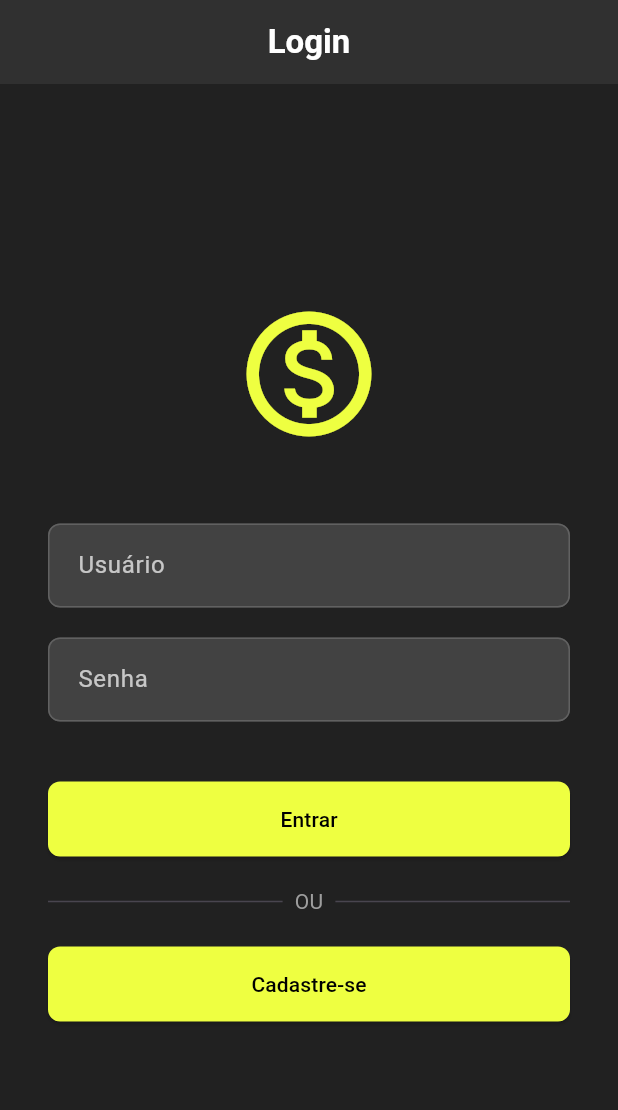
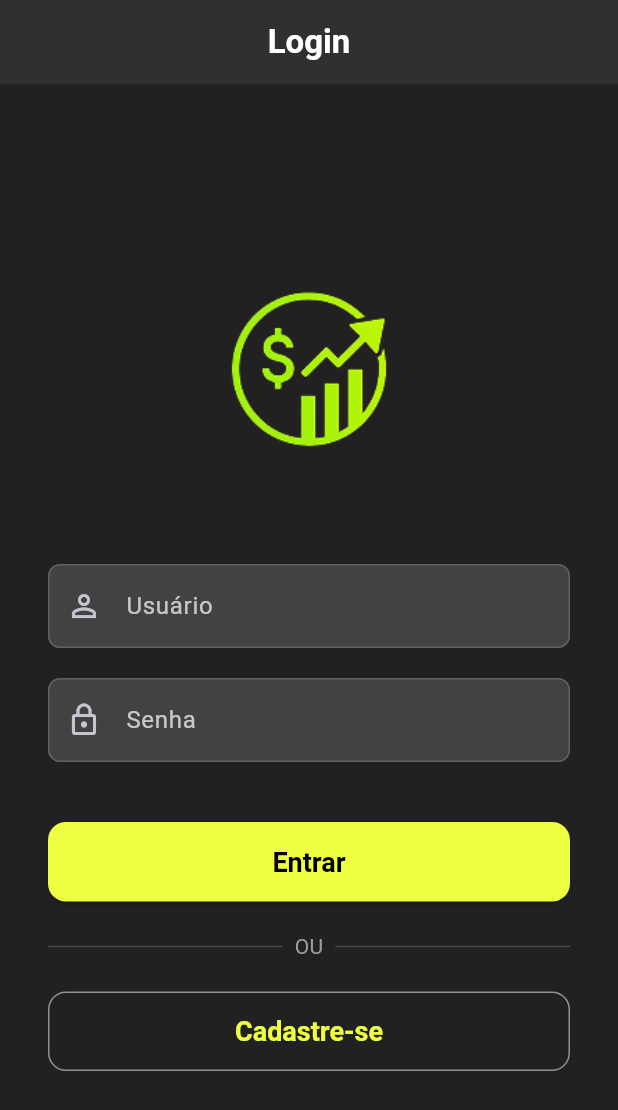
Before and after one commit to Resky220504/movbank_mobile, a Flutter app: the screen it shows after launch, on a phone screen of 412 x 824 dp. Shown: the top 1110 px of the screen. Run offline on Flutter 3.47's test engine with Material 3 defaults, Android fonts, the phone set to English and light mode, and no system bars.

Commit message:
feat: Rafatora telas de Registro e Login como statefulWidget e implementa form de validação

```diff
--- a/lib/screens/login_screen.dart
+++ b/lib/screens/login_screen.dart
@@ -1,7 +1,27 @@
 import 'package:flutter/material.dart';
 
-class LoginScreen extends StatelessWidget {
+class LoginScreen extends StatefulWidget {
   const LoginScreen({super.key});
+
+  @override
+  State<LoginScreen> createState() => _LoginScreenState();
+}
+
+class _LoginScreenState extends State<LoginScreen> {
+  // 2. Criar controllers para os campos de texto
+  final _userController = TextEditingController();
+  final _passwordController = TextEditingController();
+
+  // 3. Criar uma chave global para o formulário para podermos validá-lo
+  final _formKey = GlobalKey<FormState>();
+
+  // 4. Limpa os controllers quando a tela for destruída
+  @override
+  void dispose() {
+    _userController.dispose();
+    _passwordController.dispose();
+    super.dispose();
+  }
 
   @override
   Widget build(BuildContext context) {
@@ -9,74 +29,133 @@ class LoginScreen extends StatelessWidget {
       appBar: AppBar(
         title: const Text('Login'),
         centerTitle: true,
-        automaticallyImplyLeading: false, // Impede o botão de voltar automático
+        automaticallyImplyLeading: false,
       ),
-      body: Center(
+      // 5. Envolver a coluna com um widget Form e associar a nossa chave
+      body: Form(
+        key: _formKey,
+        child: Center(
           child: SingleChildScrollView(
             padding: const EdgeInsets.symmetric(horizontal: 32.0),
             child: Column(
               mainAxisAlignment: MainAxisAlignment.center,
               crossAxisAlignment: CrossAxisAlignment.stretch,
               children: <Widget>[
-              // Ícone/Logo
-              Icon(
-                Icons.monetization_on_outlined, // Ícone de exemplo
+                Image.asset(
+                  'assets/images/LOGO.png',
+                  height: 160.00,
+                  errorBuilder:
+                      (context, error, stackTrace) => const Icon(
+                        Icons.monetization_on_outlined,
                         size: 100.0,
-                color: Theme.of(context).primaryColor,
+                        color: Colors.grey,
                       ),
-              const SizedBox(height: 50.0),
-
-              // Campo Usuário
+                ),
+                const SizedBox(height: 50.0), // Campo Usuário
                 TextFormField(
+                  controller: _userController, // 6. Associar o controller
                   decoration: const InputDecoration(
                     labelText: 'Usuário',
-                  // hintText: 'Digite seu usuário', // Adicionado hintText
+                    prefixIcon: Icon(
+                      Icons.person_outline,
+                    ), // Ícone para o campo
+                    border: OutlineInputBorder(), // Borda para o campo
                   ),
                   keyboardType: TextInputType.text,
-                // TODO: Adicionar controller e lógica de validação/autenticação
+                  // 7. Adicionar lógica de validação
+                  validator: (value) {
+                    if (value == null || value.isEmpty) {
+                      return 'Por favor, digite seu usuário';
+                    }
+                    return null; // Retorna null se for válido
+                  },
                 ),
                 const SizedBox(height: 20.0),
 
                 // Campo Senha
                 TextFormField(
+                  controller: _passwordController, // 8. Associar o controller
                   decoration: const InputDecoration(
                     labelText: 'Senha',
-                  // hintText: 'Digite sua senha', // Adicionado hintText
+                    prefixIcon: Icon(Icons.lock_outline), // Ícone para o campo
+                    border: OutlineInputBorder(), // Borda para o campo
                   ),
-                obscureText: true,
-                // TODO: Adicionar controller e lógica de validação/autenticação
+                  obscureText: true, // Esconde a senha
+                  validator: (value) {
+                    if (value == null || value.isEmpty) {
+                      return 'Por favor, digite sua senha';
+                    }
+                    if (value.length < 6) {
+                      return 'A senha deve ter no mínimo 6 caracteres';
+                    }
+                    return null; // Retorna null se for válido
+                  },
                 ),
                 const SizedBox(height: 40.0),
 
                 // Botão Entrar
                 ElevatedButton(
+                  style: ElevatedButton.styleFrom(
+                    textStyle: const TextStyle(
+                      fontSize: 18,
+                      fontWeight: FontWeight.bold,
+                    ),
+                    padding: const EdgeInsets.symmetric(vertical: 16.0),
+                    shape: RoundedRectangleBorder(
+                      borderRadius: BorderRadius.circular(12),
+                    ),
+                  ),
                   onPressed: () {
-                  // Lógica de login aqui (ex: ir para a tela principal)
+                    // 9. Lógica de login aqui
+                    // Primeiro, verifica se o formulário é válido
+                    if (_formKey.currentState!.validate()) {
+                      // Se for válido, podemos pegar os dados e fazer o login
+                      String username = _userController.text;
+                      String password = _passwordController.text;
+
                       print("Botão Entrar Pressionado");
-                  // **Correção: Navegar para a tela Home e remover a tela de login da pilha**
+                      print("Usuário: $username");
+                      print("Senha: $password");
+
+                      // TODO: Implementar a lógica de autenticação real aqui
+                      // Por enquanto, apenas navegamos para a home
+
                       Navigator.pushReplacementNamed(context, '/home');
+                    }
                   },
                   child: const Text('Entrar'),
                 ),
                 const SizedBox(height: 20.0),
 
-              // Divisor OU
+                // Divisor OU ... (seu código aqui estava perfeito)
                 const Row(
                   children: <Widget>[
-                  Expanded(child: Divider()), // Cor do tema será aplicada
+                    Expanded(child: Divider()),
                     Padding(
                       padding: EdgeInsets.symmetric(horizontal: 8.0),
                       child: Text('OU', style: TextStyle(color: Colors.grey)),
                     ),
-                  Expanded(child: Divider()), // Cor do tema será aplicada
+                    Expanded(child: Divider()),
                   ],
                 ),
                 const SizedBox(height: 20.0),
 
                 // Botão Cadastre-se
-              ElevatedButton(
+                OutlinedButton(
+                  // Mudei para OutlinedButton para diferenciar do principal
+                  style: OutlinedButton.styleFrom(
+                    foregroundColor: Colors.limeAccent,
+                    textStyle: TextStyle(
+                      fontSize: 18,
+                      fontWeight: FontWeight.bold,
+                    ),
+                    padding: const EdgeInsets.symmetric(vertical: 16.0),
+                    shape: RoundedRectangleBorder(
+                      borderRadius: BorderRadius.circular(12),
+                    ),
+                  ),
                   onPressed: () {
-                  Navigator.pushNamed(context, '/register'); // Navega para Registro
+                    Navigator.pushNamed(context, '/register');
                   },
                   child: const Text('Cadastre-se'),
                 ),
@@ -84,6 +163,7 @@ class LoginScreen extends StatelessWidget {
             ),
           ),
         ),
+      ),
     );
   }
 }
--- a/pubspec.yaml
+++ b/pubspec.yaml
@@ -35,7 +35,6 @@ dev_dependencies:
 
 # A seção a seguir é específica para pacotes Flutter.
 flutter:
-flutter:
   uses-material-design: true
   assets:
     - assets/images/
```
Also changed, not shown: lib/screens/register_screen.dart (+93 -32 lines), assets/images/LOGO.png (renamed from lib/assets/images/LOGO.png). Lines whose indentation alone changed are shown as unchanged.
